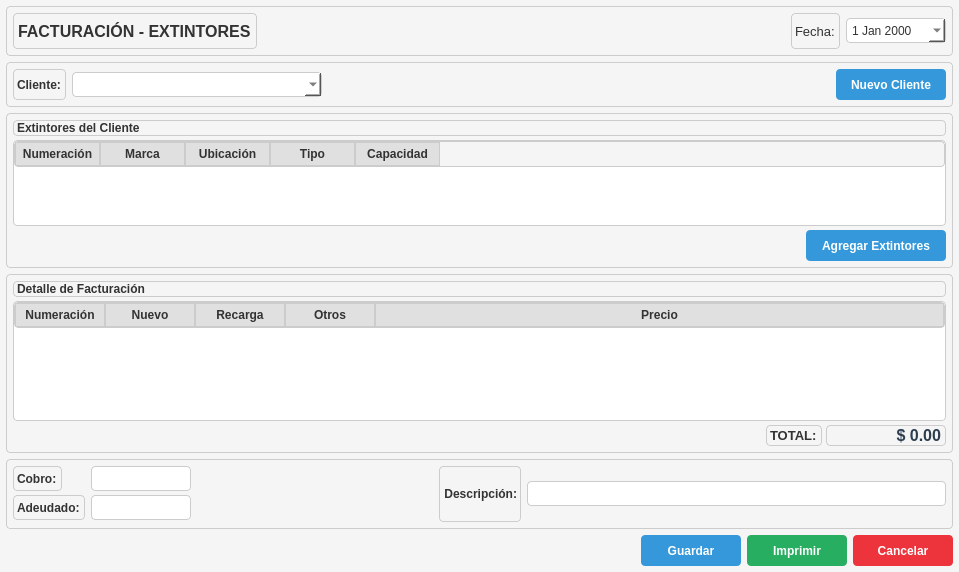
Julian2455/beatmat, file resources/ui/caja_tab.ui: the form before one commit.
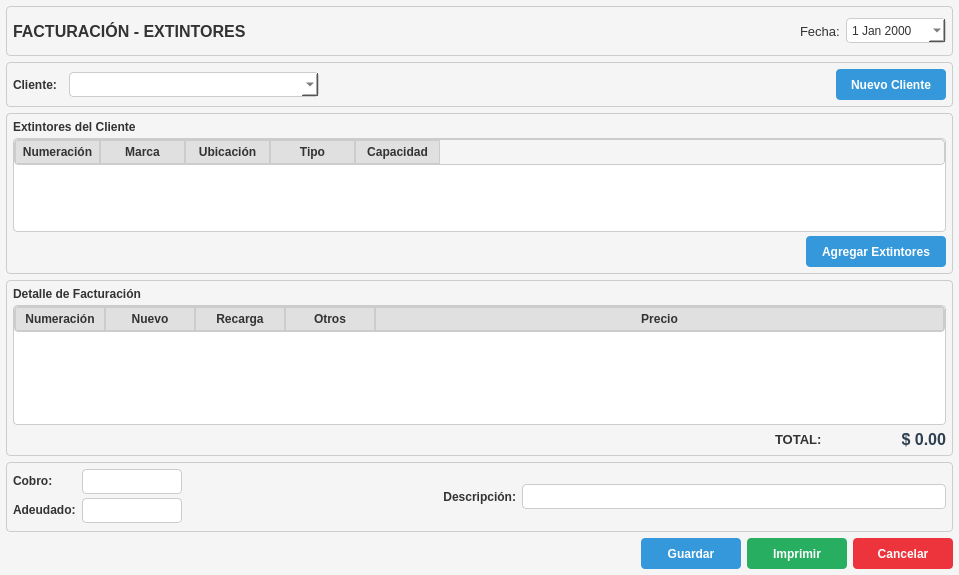
The form after the commit. Icons and pictures are not drawn.

```diff
--- a/resources/ui/caja_tab.ui
+++ b/resources/ui/caja_tab.ui
@@ -7,7 +7,7 @@
     <x>0</x>
     <y>0</y>
     <width>959</width>
-    <height>572</height>
+    <height>575</height>
    </rect>
   </property>
   <property name="windowTitle">
@@ -17,13 +17,15 @@
    <string notr="true">QWidget {
     background-color: #f5f5f5;
     color: #333333;
+	
 }
 QFrame {
-    border: 1px solid #cccccc;
+    border:1px solid #cccccc;
     border-radius: 4px;
 }
 QLabel {
     color: #333333;
+	border: none;
 }
 QPushButton {
     background-color: #3498db;
@@ -128,6 +130,9 @@
           <bold>true</bold>
          </font>
         </property>
+        <property name="styleSheet">
+         <string notr="true"/>
+        </property>
         <property name="text">
          <string>FACTURACIÓN - EXTINTORES</string>
         </property>
```
